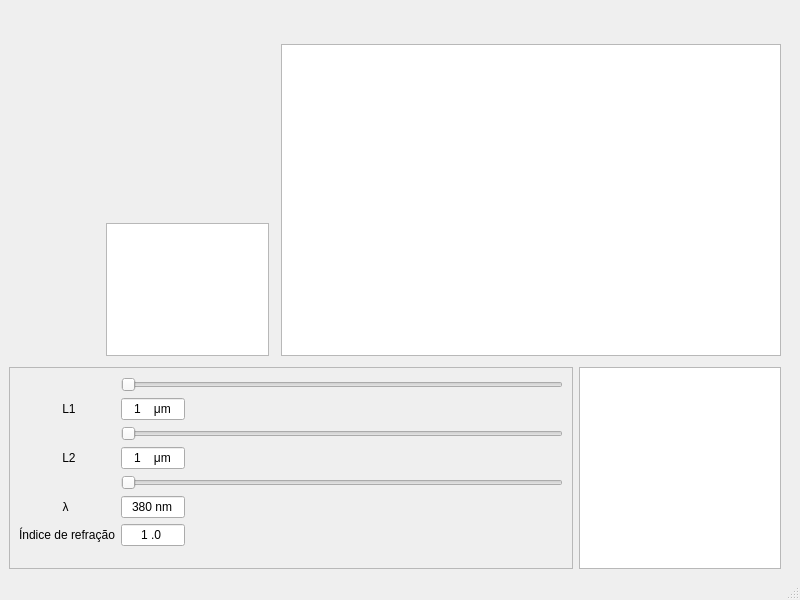
deep-in-the-pc/Michelson-interferometer-Simulator, file IDM_GUI.ui: the form before one commit.
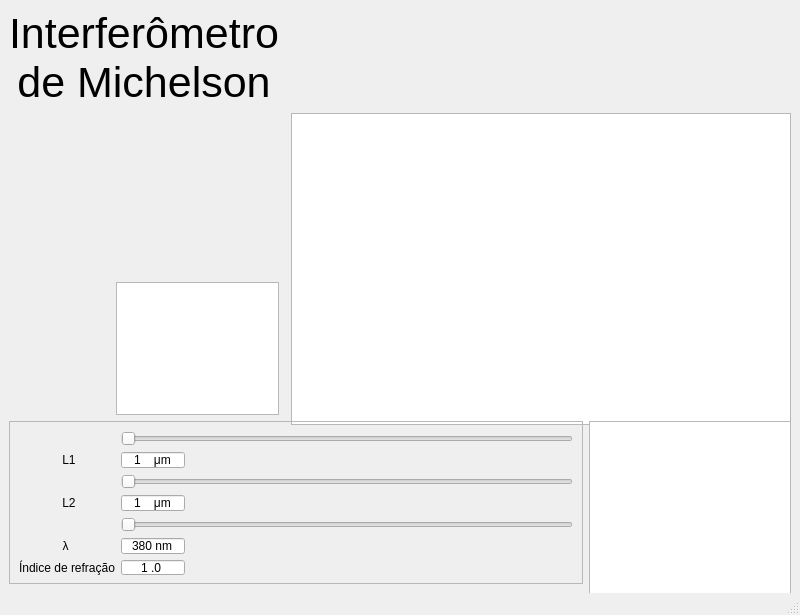
The form after the commit.

Commit message: Added title to window

```diff
--- a/IDM_GUI.ui
+++ b/IDM_GUI.ui
@@ -373,6 +373,33 @@
       </property>
      </spacer>
     </item>
+    <item row="0" column="0" colspan="2">
+     <widget class="QLabel" name="titleLabel">
+      <property name="font">
+       <font>
+        <pointsize>32</pointsize>
+       </font>
+      </property>
+      <property name="frameShape">
+       <enum>QFrame::NoFrame</enum>
+      </property>
+      <property name="text">
+       <string>Interferômetro de Michelson</string>
+      </property>
+      <property name="textFormat">
+       <enum>Qt::RichText</enum>
+      </property>
+      <property name="scaledContents">
+       <bool>false</bool>
+      </property>
+      <property name="alignment">
+       <set>Qt::AlignCenter</set>
+      </property>
+      <property name="wordWrap">
+       <bool>true</bool>
+      </property>
+     </widget>
+    </item>
    </layout>
   </widget>
   <widget class="QMenuBar" name="menubar">
```
The commit also changes 1 other file.
